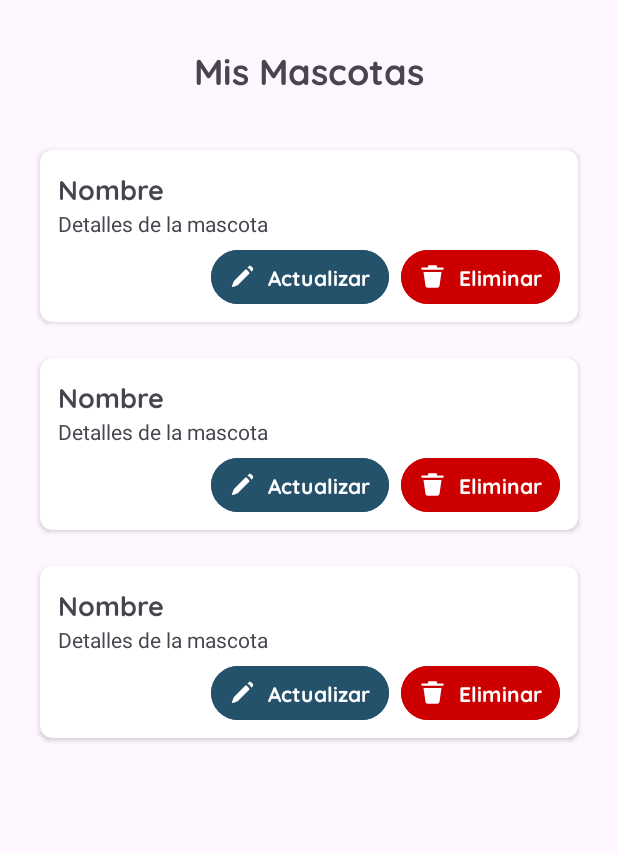
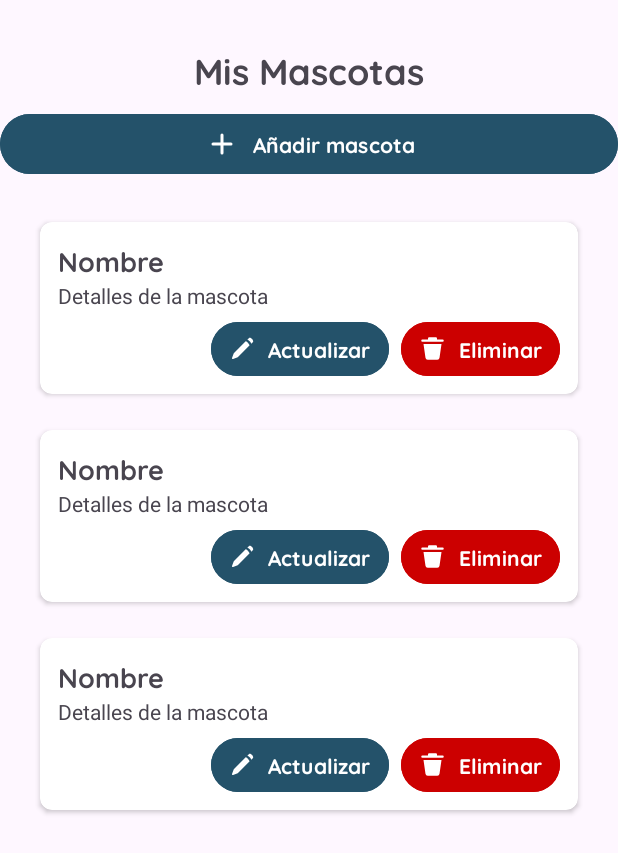
Before and after one commit to ibra-barraza/Agenda-peluda, an Android app: the layout activity_mascotas.xml on its own in the app's theme, with its tools: preview values and no code run, on a phone screen of 412 x 824 dp. Shown: the top 853 px of the screen. Run offline under Robolectric (Android 15) with nearby library versions, the phone set to English and light mode, and no system bars.

Commit message:
Añadir botón de agregar mascotas en Mis Mascotas y botón de cancelar en Registrar Mascotas

```diff
--- /dev/null
+++ b/app/src/main/java/mx/edu/itesca/agendapeludacalendario/ActividadAdapter.kt
@@ -0,0 +1,4 @@
+package mx.edu.itesca.agendapeludacalendario
+
+class ActividadAdapter {
+}
--- /dev/null
+++ b/app/src/main/java/mx/edu/itesca/agendapeludacalendario/ActividadItem.kt
@@ -0,0 +1,4 @@
+package mx.edu.itesca.agendapeludacalendario
+
+class ActividadItem {
+}
--- a/app/src/main/java/mx/edu/itesca/agendapeludacalendario/RegisterMascota.kt
+++ b/app/src/main/java/mx/edu/itesca/agendapeludacalendario/RegisterMascota.kt
@@ -82,6 +82,11 @@ class RegisterMascota : AppCompatActivity() {
                 Toast.makeText(this, "Usuario no autenticado", Toast.LENGTH_SHORT).show()
             }
         }
+
+        val cancelButton = findViewById<Button>(R.id.cancelButton)
+        cancelButton.setOnClickListener {
+            finish()
+        }
     }
 
 }
--- /dev/null
+++ b/app/src/main/res/drawable/ic_notes.xml
@@ -0,0 +1,5 @@
+<vector xmlns:android="http://schemas.android.com/apk/res/android" android:autoMirrored="true" android:height="24dp" android:tint="#000000" android:viewportHeight="24" android:viewportWidth="24" android:width="24dp">
+
+    <path android:fillColor="@android:color/white" android:pathData="M19,3L5,3c-1.1,0 -2,0.9 -2,2v14c0,1.1 0.9,2 2,2h14c1.1,0 2,-0.9 2,-2L21,5c0,-1.1 -0.9,-2 -2,-2zM14,17L7,17v-2h7v2zM17,13L7,13v-2h10v2zM17,9L7,9L7,7h10v2z"/>
+
+</vector>
--- /dev/null
+++ b/app/src/main/res/drawable/ic_repeat.xml
@@ -0,0 +1,5 @@
+<vector xmlns:android="http://schemas.android.com/apk/res/android" android:autoMirrored="true" android:height="24dp" android:tint="#000000" android:viewportHeight="24" android:viewportWidth="24" android:width="24dp">
+
+    <path android:fillColor="@android:color/white" android:pathData="M12,7C6.48,7 2,9.24 2,12c0,2.24 2.94,4.13 7,4.77V20l4,-4 -4,-4v2.73c-3.15,-0.56 -5,-1.9 -5,-2.73 0,-1.06 3.04,-3 8,-3s8,1.94 8,3c0,0.73 -1.46,1.89 -4,2.53v2.05c3.53,-0.77 6,-2.53 6,-4.58 0,-2.76 -4.48,-5 -10,-5z"/>
+
+</vector>
--- a/app/src/main/res/layout/activity_mascotas.xml
+++ b/app/src/main/res/layout/activity_mascotas.xml
@@ -18,6 +18,20 @@
         android:fontFamily="@font/quicksand_bold"
         android:textSize="24sp" />
 
+    <Button
+        android:id="@+id/addMascota"
+        android:layout_width="match_parent"
+        android:layout_height="wrap_content"
+        android:backgroundTint="#24526A"
+        android:text="Añadir mascota"
+        android:fontFamily="@font/quicksand_bold"
+        app:layout_constraintEnd_toEndOf="parent"
+        app:icon="@drawable/ic_add"
+        app:iconGravity="textStart"
+        app:iconPadding="8dp"
+        app:iconSize="24dp"
+        />
+
     <androidx.recyclerview.widget.RecyclerView
         android:id="@+id/rvMascotas"
         android:layout_width="match_parent"
```
Also changed, not shown: app/src/main/java/mx/edu/itesca/agendapeludacalendario/ActualizarActividad.kt (added, +20 -0 lines), app/src/main/java/mx/edu/itesca/agendapeludacalendario/MascotasActivity.kt (+9 -0 lines), app/src/main/res/drawable/ic_time.xml (added, +7 -0 lines), app/src/main/res/layout/activity_actualizar_actividad.xml (added, +10 -0 lines).
